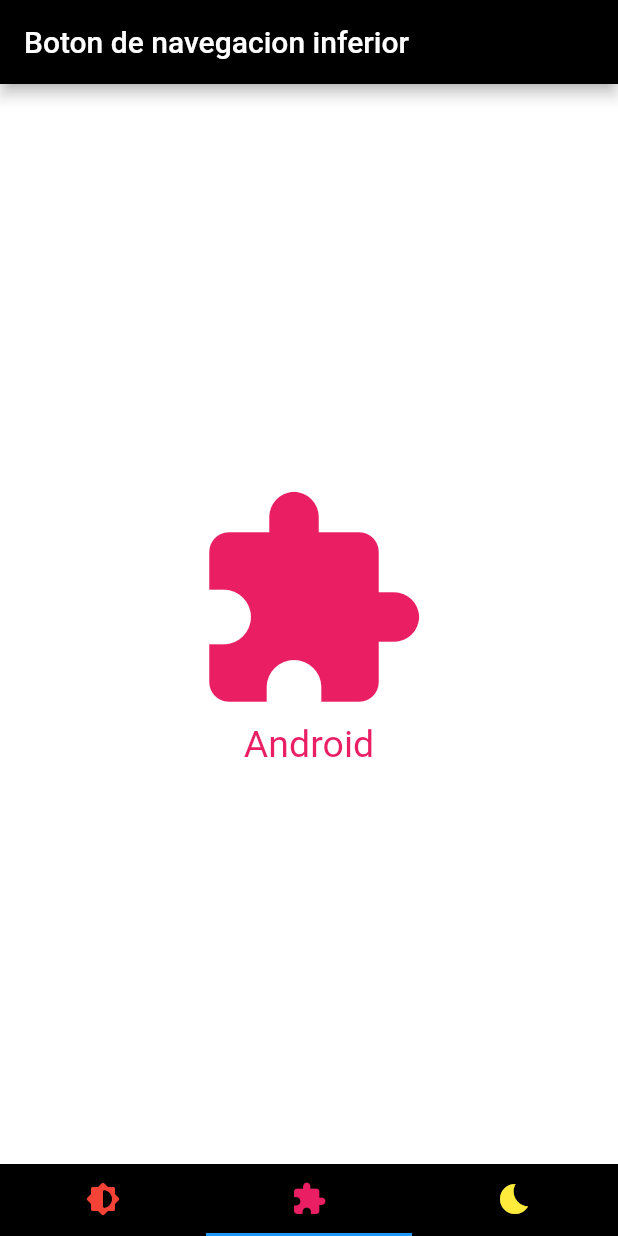
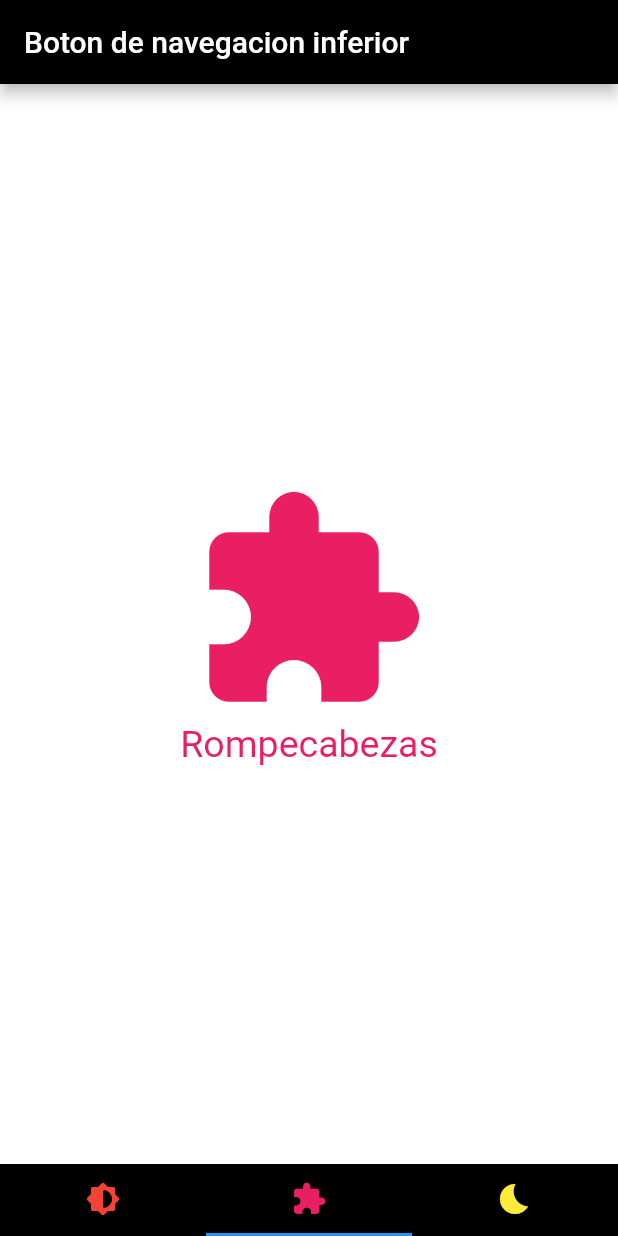
Before and after one commit to EvelynVc/Act5_android_BotomNI, a Flutter app: the screen it shows after launch, item 2 of the bottom bar chosen, on a phone screen of 412 x 824 dp. Run offline on Flutter 3.47's test engine with Material 2 defaults, Android fonts, the phone set to English and light mode, and no system bars.

```diff
--- a/lib/paginas_tabs/paginatb2.dart
+++ b/lib/paginas_tabs/paginatb2.dart
@@ -17,7 +17,7 @@ class SegundoTab extends StatelessWidget {
                 color: Colors.pink,
               ),
               Text(
-                "Android",
+                "Rompecabezas",
                 style: TextStyle(color: Colors.pink, fontSize: 25),
               )
             ],
--- a/lib/paginas_tabs/paginatb3.dart
+++ b/lib/paginas_tabs/paginatb3.dart
@@ -17,7 +17,7 @@ class TercerTab extends StatelessWidget {
                 color: Colors.yellow,
               ),
               Text(
-                "Camionsito",
+                "Lunita",
                 style: TextStyle(color: Colors.yellow, fontSize: 25),
               )
             ],
```
